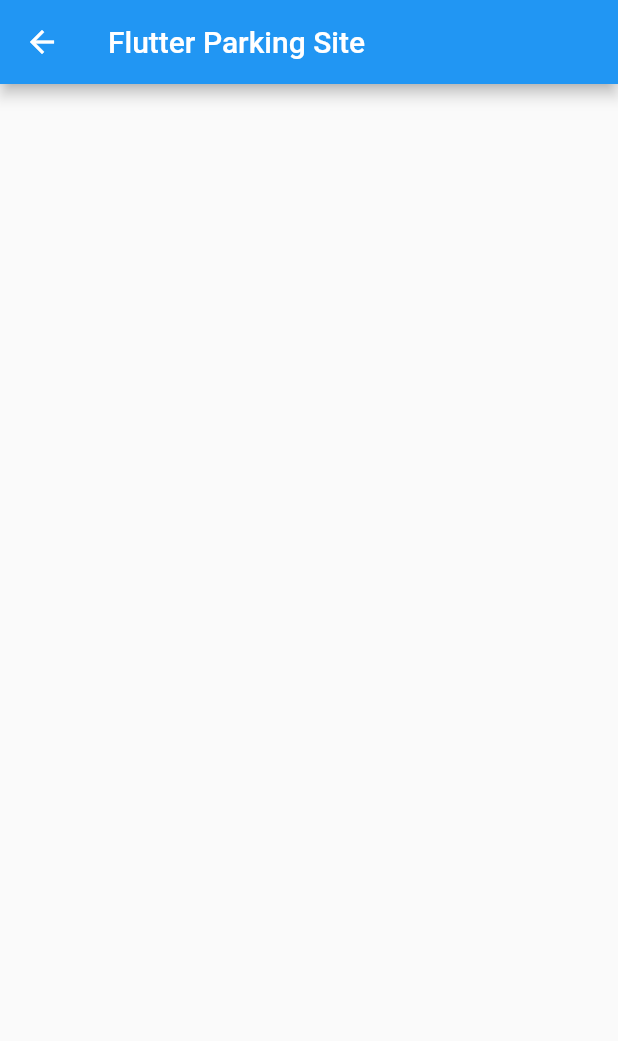
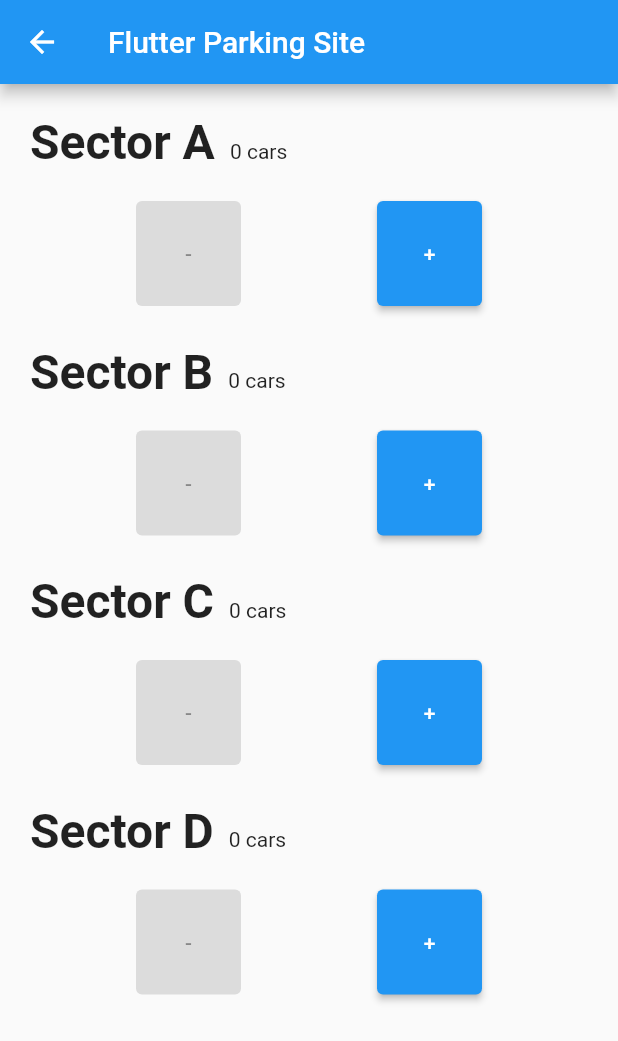
Before and after one commit to maderarasto/flutter-parking-site, a Flutter app: the WatchSectors screen opened directly, on a phone screen of 412 x 824 dp. Shown: the top 1041 px of the screen. Run offline on Flutter 3.47's test engine with Material 2 defaults, Android fonts, the light colour scheme and no system bars.

Commit message:
Adds content into the watch secors screen with buttion interactions.

```diff
--- /dev/null
+++ b/lib/components/button.dart
@@ -0,0 +1,30 @@
+import 'package:flutter/cupertino.dart';
+import 'package:flutter/material.dart';
+
+class Button extends StatelessWidget {
+  final double width;
+  final double height;
+  final String text;
+  final VoidCallback? onPressed;
+  final bool disabled;
+
+  Button(
+      {Key? key,
+      this.width = 30,
+      this.height = 30,
+      this.text = 'button',
+      this.onPressed,
+      this.disabled = false});
+
+  @override
+  Widget build(BuildContext context) {
+    return SizedBox(
+      width: width,
+      height: height,
+      child: ElevatedButton(
+        onPressed: !disabled ? onPressed : null,
+        child: Text(text),
+      ),
+    );
+  }
+}
--- /dev/null
+++ b/lib/components/sector_widget.dart
@@ -0,0 +1,74 @@
+import 'package:flutter/material.dart';
+import 'dart:math';
+
+import 'button.dart';
+
+class SectorWidget extends StatefulWidget {
+  final String sector;
+  final Function(String)? onMinusPressed;
+  final Function(String)? onPlusPressed;
+
+  const SectorWidget(
+      {required Key key,
+      required this.sector,
+      this.onMinusPressed,
+      this.onPlusPressed})
+      : super(key: key);
+
+  @override
+  _SectorWidgetState createState() => _SectorWidgetState();
+}
+
+class _SectorWidgetState extends State<SectorWidget> {
+  int _cars = 0;
+
+  void onMinusPressed() {
+    setState(() {
+      _cars -= 1;
+    });
+
+    widget.onMinusPressed!(widget.sector);
+  }
+
+  void onPlusPressed() {
+    setState(() {
+      _cars += 1;
+    });
+
+    widget.onPlusPressed!(widget.sector);
+  }
+
+  @override
+  Widget build(BuildContext context) {
+    return Column(
+      children: [
+        const Padding(padding: EdgeInsets.only(top: 20)),
+        Row(
+            textBaseline: TextBaseline.alphabetic,
+            crossAxisAlignment: CrossAxisAlignment.baseline,
+            children: [
+              const Padding(padding: EdgeInsets.only(left: 20)),
+              Text('Sector ${widget.sector}',
+                  style: const TextStyle(
+                      fontSize: 32, fontWeight: FontWeight.bold)),
+              const Padding(padding: EdgeInsets.only(left: 5, right: 5)),
+              Text('$_cars cars')
+            ]),
+        const Padding(padding: EdgeInsets.only(bottom: 20)),
+        Row(
+          mainAxisAlignment: MainAxisAlignment.spaceEvenly,
+          children: [
+            Button(
+                onPressed: onMinusPressed,
+                width: 70,
+                height: 70,
+                text: '-',
+                disabled: _cars == 0),
+            Button(onPressed: onPlusPressed, width: 70, height: 70, text: '+')
+          ],
+        ),
+        const Padding(padding: EdgeInsets.only(bottom: 5))
+      ],
+    );
+  }
+}
--- a/lib/screens/watch_sectors.dart
+++ b/lib/screens/watch_sectors.dart
@@ -1,22 +1,53 @@
 import 'package:flutter/cupertino.dart';
 import 'package:flutter/material.dart';
 
-class WatchSectors extends StatefulWidget {
-  const WatchSectors({required Key key}) : super(key: key);
+import '../components/sector_widget.dart';
 
-  @override
-  _WatchSectorsState createState() => _WatchSectorsState();
-}
+class WatchSectors extends StatelessWidget {
+  const WatchSectors({Key? key}) : super(key: key);
 
-class _WatchSectorsState extends State<WatchSectors> {
-  List _sectors = [];
+  onMinusPressed(String sector) {
+    debugPrint('minus at $sector');
+  }
+
+  onPlusPressed(String sector) {
+    debugPrint('plus at $sector');
+  }
 
   @override
   Widget build(BuildContext context) {
     return Scaffold(
-        appBar: AppBar(title: const Text('Flutter Parking Site')),
-        body: Column(
-          children: [],
-        ));
+      appBar: AppBar(
+        title: const Text('Flutter Parking Site'),
+      ),
+      body: Column(
+        children: [
+          SectorWidget(
+            key: UniqueKey(),
+            sector: 'A',
+            onMinusPressed: onMinusPressed,
+            onPlusPressed: onPlusPressed,
+          ),
+          SectorWidget(
+            key: UniqueKey(),
+            sector: 'B',
+            onMinusPressed: onMinusPressed,
+            onPlusPressed: onPlusPressed,
+          ),
+          SectorWidget(
+            key: UniqueKey(),
+            sector: 'C',
+            onMinusPressed: onMinusPressed,
+            onPlusPressed: onPlusPressed,
+          ),
+          SectorWidget(
+            key: UniqueKey(),
+            sector: 'D',
+            onMinusPressed: onMinusPressed,
+            onPlusPressed: onPlusPressed,
+          ),
+        ],
+      ),
+    );
   }
 }
```
